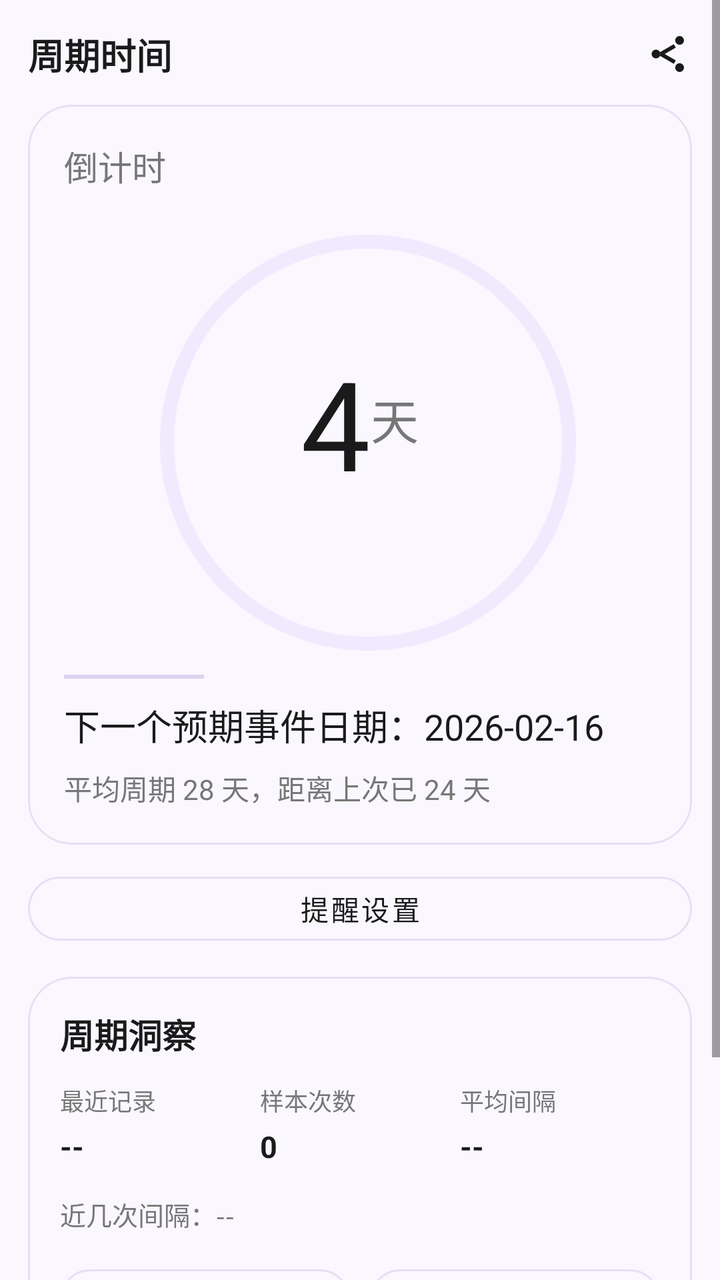
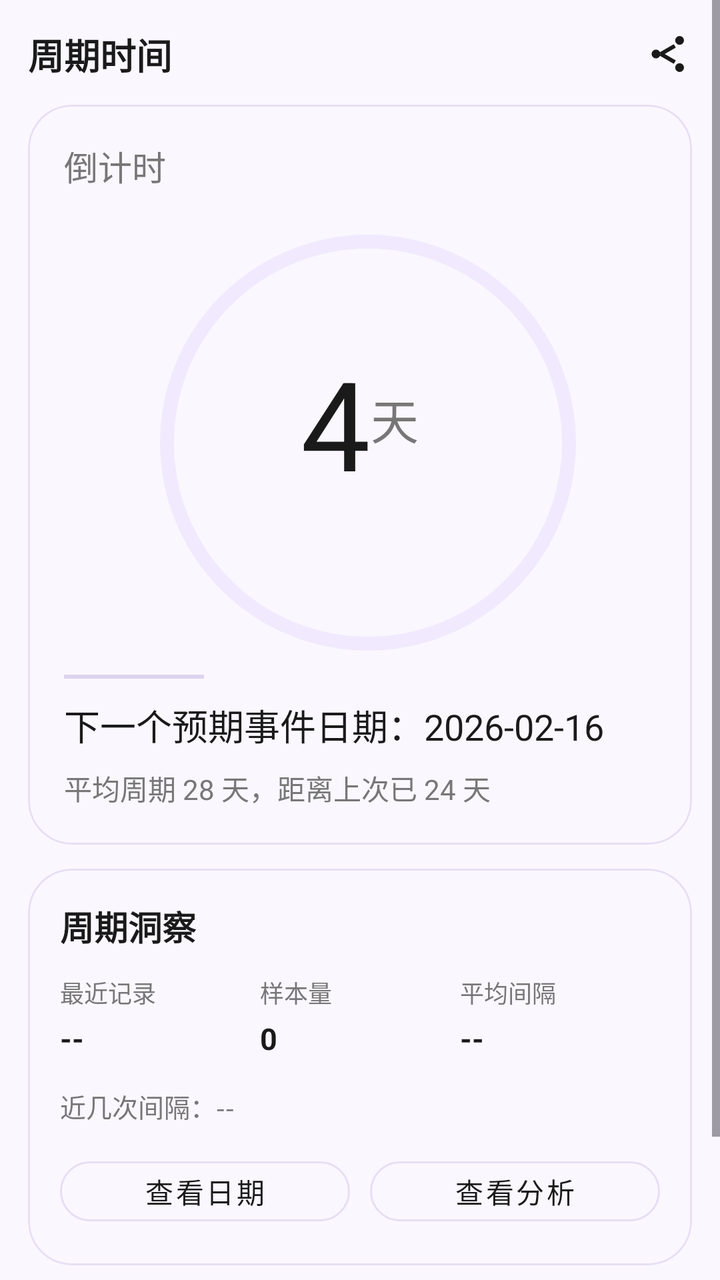

An Android layout rendered at two revisions. The XML below is the earlier revision; the diff shows what the commit changed to produce the second picture.
<!-- AndroidManifest.xml: application theme Theme.IPredict -->
<!-- res/layout/fragment_countdown.xml -->
<?xml version='1.0' encoding='utf-8'?>
<FrameLayout xmlns:android='http://schemas.android.com/apk/res/android'
    xmlns:app='http://schemas.android.com/apk/res-auto'
    android:layout_width='match_parent'
    android:layout_height='match_parent'
    android:background='@color/page_bg'>

    <ScrollView
        android:layout_width='match_parent'
        android:layout_height='match_parent'
        android:fillViewport='true'>

        <LinearLayout
            android:layout_width='match_parent'
            android:layout_height='wrap_content'
            android:orientation='vertical'
            android:padding='14dp'
            android:paddingBottom='16dp'>

            <LinearLayout
                android:layout_width='match_parent'
                android:layout_height='wrap_content'
                android:gravity='center_vertical'
                android:orientation='horizontal'>

                <LinearLayout
                    android:layout_width='0dp'
                    android:layout_height='wrap_content'
                    android:layout_weight='1'
                    android:orientation='vertical'>

                    <TextView
                        android:layout_width='wrap_content'
                        android:layout_height='wrap_content'
                        android:text='周期时间'
                        android:textColor='@color/text_primary'
                        android:textSize='18sp'
                        android:textStyle='bold' />

                </LinearLayout>

                <ImageView
                    android:id='@+id/btnShareCountdown'
                    android:layout_width='24dp'
                    android:layout_height='24dp'
                    android:contentDescription='share'
                    android:src='@drawable/ic_share_hd'
                    app:tint='@color/text_primary' />
            </LinearLayout>

            <com.google.android.material.card.MaterialCardView
                android:id='@+id/cardCountdown'
                android:layout_width='match_parent'
                android:layout_height='wrap_content'
                android:layout_marginTop='12dp'
                app:cardBackgroundColor='@color/page_bg'
                app:cardCornerRadius='22dp'
                app:cardElevation='0dp'
                app:strokeColor='@color/neu_stroke'
                app:strokeWidth='1dp'>

                <LinearLayout
                    android:layout_width='match_parent'
                    android:layout_height='wrap_content'
                    android:orientation='vertical'
                    android:padding='18dp'>

                    <TextView
                        android:id='@+id/txtCountdownLabel'
                        android:layout_width='wrap_content'
                        android:layout_height='wrap_content'
                        android:text='倒计时'
                        android:textColor='@color/text_secondary'
                        android:textSize='17sp' />

                    <FrameLayout
                        android:layout_width='228dp'
                        android:layout_height='228dp'
                        android:layout_gravity='center_horizontal'
                        android:layout_marginTop='8dp'
                        android:clipToPadding='false'
                        android:padding='10dp'>

                        <com.google.android.material.progressindicator.CircularProgressIndicator
                            android:id='@+id/progressCountdown'
                            android:layout_width='match_parent'
                            android:layout_height='match_parent'
                            android:indeterminate='false'
                            android:max='28'
                            android:progress='24'
                            app:indicatorColor='@color/mint'
                            app:indicatorSize='208dp'
                            app:indicatorTrackGapSize='0dp'
                            app:trackColor='@color/mint_track'
                            app:trackThickness='7dp' />

                        <LinearLayout
                            android:layout_width='wrap_content'
                            android:layout_height='wrap_content'
                            android:layout_gravity='center'
                            android:gravity='bottom'
                            android:orientation='horizontal'>

                            <TextView
                                android:id='@+id/txtDaysLeft'
                                android:layout_width='wrap_content'
                                android:layout_height='wrap_content'
                                android:text='4'
                                android:textColor='@color/text_primary'
                                android:textSize='62sp' />

                            <TextView
                                android:layout_width='wrap_content'
                                android:layout_height='wrap_content'
                                android:layout_marginBottom='16dp'
                                android:text='天'
                                android:textColor='@color/text_secondary'
                                android:textSize='24sp' />
                        </LinearLayout>
                    </FrameLayout>

                    <View
                        android:layout_width='70dp'
                        android:layout_height='2dp'
                        android:layout_marginTop='6dp'
                        android:background='@color/divider' />

                    <TextView
                        android:id='@+id/txtNextDate'
                        android:layout_width='wrap_content'
                        android:layout_height='wrap_content'
                        android:layout_marginTop='10dp'
                        android:text='下一个预期事件日期：2026-02-16'
                        android:textColor='@color/text_primary'
                        android:textSize='18sp' />

                    <TextView
                        android:id='@+id/txtSummary'
                        android:layout_width='wrap_content'
                        android:layout_height='wrap_content'
                        android:layout_marginTop='8dp'
                        android:text='平均周期 28 天，距离上次已 24 天'
                        android:textColor='@color/text_secondary'
                        android:textSize='14sp' />
                </LinearLayout>
            </com.google.android.material.card.MaterialCardView>

            <com.google.android.material.button.MaterialButton
                android:id='@+id/btnReminderSettings'
                style='@style/Widget.MaterialComponents.Button.OutlinedButton'
                android:layout_width='match_parent'
                android:layout_height='44dp'
                android:layout_marginTop='10dp'
                android:minHeight='0dp'
                android:text='提醒设置'
                android:textColor='@color/text_primary'
                app:cornerRadius='16dp'
                app:strokeColor='@color/neu_stroke'
                app:strokeWidth='1dp' />

            <com.google.android.material.card.MaterialCardView
                android:layout_width='match_parent'
                android:layout_height='wrap_content'
                android:layout_marginTop='12dp'
                app:cardBackgroundColor='@color/page_bg'
                app:cardCornerRadius='22dp'
                app:cardElevation='0dp'
                app:strokeColor='@color/neu_stroke'
                app:strokeWidth='1dp'>

                <LinearLayout
                    android:layout_width='match_parent'
                    android:layout_height='wrap_content'
                    android:minHeight='170dp'
                    android:orientation='vertical'
                    android:padding='16dp'>

                    <TextView
                        android:id='@+id/txtInsightTitle'
                        android:layout_width='wrap_content'
                        android:layout_height='wrap_content'
                        android:text='周期洞察'
                        android:textColor='@color/text_primary'
                        android:textSize='17sp'
                        android:textStyle='bold' />

                    <LinearLayout
                        android:layout_width='match_parent'
                        android:layout_height='wrap_content'
                        android:layout_marginTop='12dp'
                        android:orientation='horizontal'>

                        <LinearLayout
                            android:layout_width='0dp'
                            android:layout_height='wrap_content'
                            android:layout_weight='1'
                            android:orientation='vertical'>

                            <TextView
                                android:layout_width='wrap_content'
                                android:layout_height='wrap_content'
                                android:text='最近记录'
                                android:textColor='@color/text_secondary'
                                android:textSize='12sp' />

                            <TextView
                                android:id='@+id/txtInsightLatest'
                                android:layout_width='wrap_content'
                                android:layout_height='wrap_content'
                                android:layout_marginTop='4dp'
                                android:text='--'
                                android:textColor='@color/text_primary'
                                android:textSize='15sp'
                                android:textStyle='bold' />
                        </LinearLayout>

                        <LinearLayout
                            android:layout_width='0dp'
                            android:layout_height='wrap_content'
                            android:layout_weight='1'
                            android:orientation='vertical'>

                            <TextView
                                android:layout_width='wrap_content'
                                android:layout_height='wrap_content'
                                android:text='样本次数'
                                android:textColor='@color/text_secondary'
                                android:textSize='12sp' />

                            <TextView
                                android:id='@+id/txtInsightSamples'
                                android:layout_width='wrap_content'
                                android:layout_height='wrap_content'
                                android:layout_marginTop='4dp'
                                android:text='0'
                                android:textColor='@color/text_primary'
                                android:textSize='15sp'
                                android:textStyle='bold' />
                        </LinearLayout>

                        <LinearLayout
                            android:layout_width='0dp'
                            android:layout_height='wrap_content'
                            android:layout_weight='1'
                            android:orientation='vertical'>

                            <TextView
                                android:layout_width='wrap_content'
                                android:layout_height='wrap_content'
                                android:text='平均间隔'
                                android:textColor='@color/text_secondary'
                                android:textSize='12sp' />

                            <TextView
                                android:id='@+id/txtInsightAverage'
                                android:layout_width='wrap_content'
                                android:layout_height='wrap_content'
                                android:layout_marginTop='4dp'
                                android:text='--'
                                android:textColor='@color/text_primary'
                                android:textSize='15sp'
                                android:textStyle='bold' />
                        </LinearLayout>
                    </LinearLayout>

                    <TextView
                        android:id='@+id/txtInsightRecentIntervals'
                        android:layout_width='match_parent'
                        android:layout_height='wrap_content'
                        android:layout_marginTop='14dp'
                        android:text='近几次间隔：--'
                        android:textColor='@color/text_secondary'
                        android:textSize='13sp' />

                    <LinearLayout
                        android:layout_width='match_parent'
                        android:layout_height='wrap_content'
                        android:layout_marginTop='12dp'
                        android:gravity='center_vertical'
                        android:orientation='horizontal'>

                        <com.google.android.material.button.MaterialButton
                            android:id='@+id/btnGoDates'
                            style='@style/Widget.MaterialComponents.Button.OutlinedButton'
                            android:layout_width='0dp'
                            android:layout_height='42dp'
                            android:layout_weight='1'
                            android:minHeight='0dp'
                            android:text='查看日期'
                            android:textColor='@color/text_primary'
                            app:cornerRadius='16dp'
                            app:strokeColor='@color/neu_stroke'
                            app:strokeWidth='1dp' />

                        <Space
                            android:layout_width='10dp'
                            android:layout_height='1dp' />

                        <com.google.android.material.button.MaterialButton
                            android:id='@+id/btnGoAnalysis'
                            style='@style/Widget.MaterialComponents.Button.OutlinedButton'
                            android:layout_width='0dp'
                            android:layout_height='42dp'
                            android:layout_weight='1'
                            android:minHeight='0dp'
                            android:text='查看分析'
                            android:textColor='@color/text_primary'
                            app:cornerRadius='16dp'
                            app:strokeColor='@color/neu_stroke'
                            app:strokeWidth='1dp' />
                    </LinearLayout>
                </LinearLayout>
            </com.google.android.material.card.MaterialCardView>

            <com.google.android.material.button.MaterialButton
                android:id='@+id/btnAddToday'
                style='@style/Widget.IPredict.ActionButton'
                android:layout_width='match_parent'
                android:layout_height='52dp'
                android:layout_marginTop='14dp'
                android:layout_marginBottom='8dp'
                android:minHeight='0dp'
                android:text='是今天哦🥰'
                app:cornerRadius='22dp' />

        </LinearLayout>
    </ScrollView>

</FrameLayout>
<!-- resources referenced by this layout -->
<resources>
  <color name="divider">#FFDCD4EE</color>
  <color name="mint">#FFB79CFF</color>
  <color name="mint_track">#FFF1EAFE</color>
  <color name="neu_stroke">#FFE7DFF5</color>
  <color name="page_bg">#FFFAF7FF</color>
  <color name="text_primary">#FF1A1A1A</color>
  <color name="text_secondary">#FF777777</color>
  <!-- drawable ic_share_hd (drawable) -->
  <?xml version='1.0' encoding='utf-8'?>
  <vector xmlns:android='http://schemas.android.com/apk/res/android'
      android:width='24dp'
      android:height='24dp'
      android:viewportWidth='24'
      android:viewportHeight='24'>
      <path
          android:fillColor='@android:color/transparent'
          android:pathData='M0,0h24v24h-24z' />
      <path
          android:fillColor='#FF000000'
          android:pathData='M15.6,5.2a2.2,2.2 0 1,0 2.2,-2.2a2.2,2.2 0 0,0 -2.2,2.2z' />
      <path
          android:fillColor='#FF000000'
          android:pathData='M3.8,12a2.2,2.2 0 1,0 2.2,-2.2a2.2,2.2 0 0,0 -2.2,2.2z' />
      <path
          android:fillColor='#FF000000'
          android:pathData='M15.6,18.8a2.2,2.2 0 1,0 2.2,-2.2a2.2,2.2 0 0,0 -2.2,2.2z' />
      <path
          android:fillColor='#FF000000'
          android:pathData='M7.8,11.2l7.1,-4.1l1,1.7l-7.1,4.1z' />
      <path
          android:fillColor='#FF000000'
          android:pathData='M7.8,12.8l1,-1.7l7.1,4.1l-1,1.7z' />
  </vector>
  <style name="Widget.IPredict.ActionButton" parent="Widget.Material3.Button.OutlinedButton">
          <item name="android:layout_width">match_parent</item>
          <item name="android:layout_height">52dp</item>
          <item name="android:textColor">@color/text_primary</item>
          <item name="android:textSize">18sp</item>
          <item name="backgroundTint">@color/page_bg</item>
          <item name="strokeColor">@color/neu_stroke</item>
          <item name="strokeWidth">1dp</item>
          <item name="rippleColor">@android:color/transparent</item>
          <item name="elevation">0dp</item>
          <item name="shapeAppearance">@style/ShapeAppearance.Material3.LargeComponent</item>
      </style>
  <style name="Theme.IPredict" parent="Theme.Material3.DayNight.NoActionBar">
          <item name="android:statusBarColor">@android:color/transparent</item>
          <item name="android:navigationBarColor">@color/page_bg</item>
          <item name="android:windowLightStatusBar" tools:targetApi="m">true</item>
      </style>
</resources>

<!-- the commit's change to res/layout/fragment_countdown.xml (unified diff, before → after) -->
@@ -145,19 +145,6 @@
                 </LinearLayout>
             </com.google.android.material.card.MaterialCardView>
 
-            <com.google.android.material.button.MaterialButton
-                android:id='@+id/btnReminderSettings'
-                style='@style/Widget.MaterialComponents.Button.OutlinedButton'
-                android:layout_width='match_parent'
-                android:layout_height='44dp'
-                android:layout_marginTop='10dp'
-                android:minHeight='0dp'
-                android:text='提醒设置'
-                android:textColor='@color/text_primary'
-                app:cornerRadius='16dp'
-                app:strokeColor='@color/neu_stroke'
-                app:strokeWidth='1dp' />
-
             <com.google.android.material.card.MaterialCardView
                 android:layout_width='match_parent'
                 android:layout_height='wrap_content'
@@ -223,7 +210,7 @@
                             <TextView
                                 android:layout_width='wrap_content'
                                 android:layout_height='wrap_content'
-                                android:text='样本次数'
+                                android:text='样本量'
                                 android:textColor='@color/text_secondary'
                                 android:textSize='12sp' />
 
